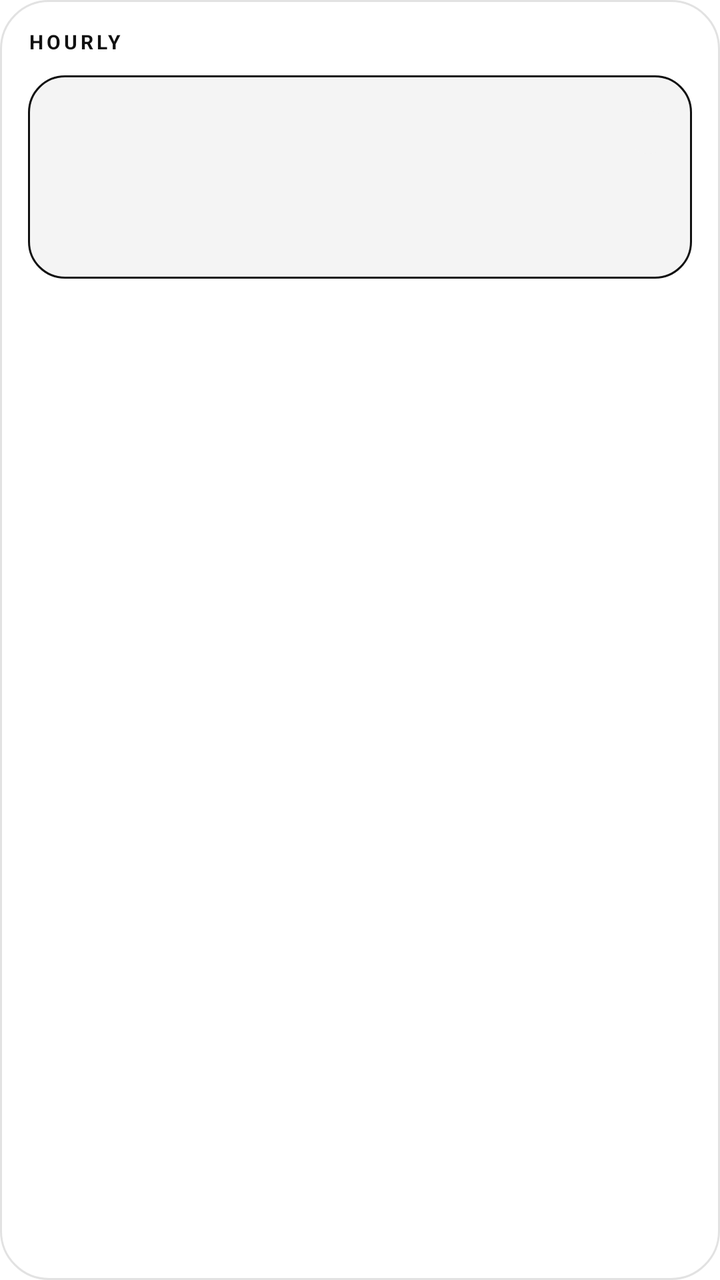
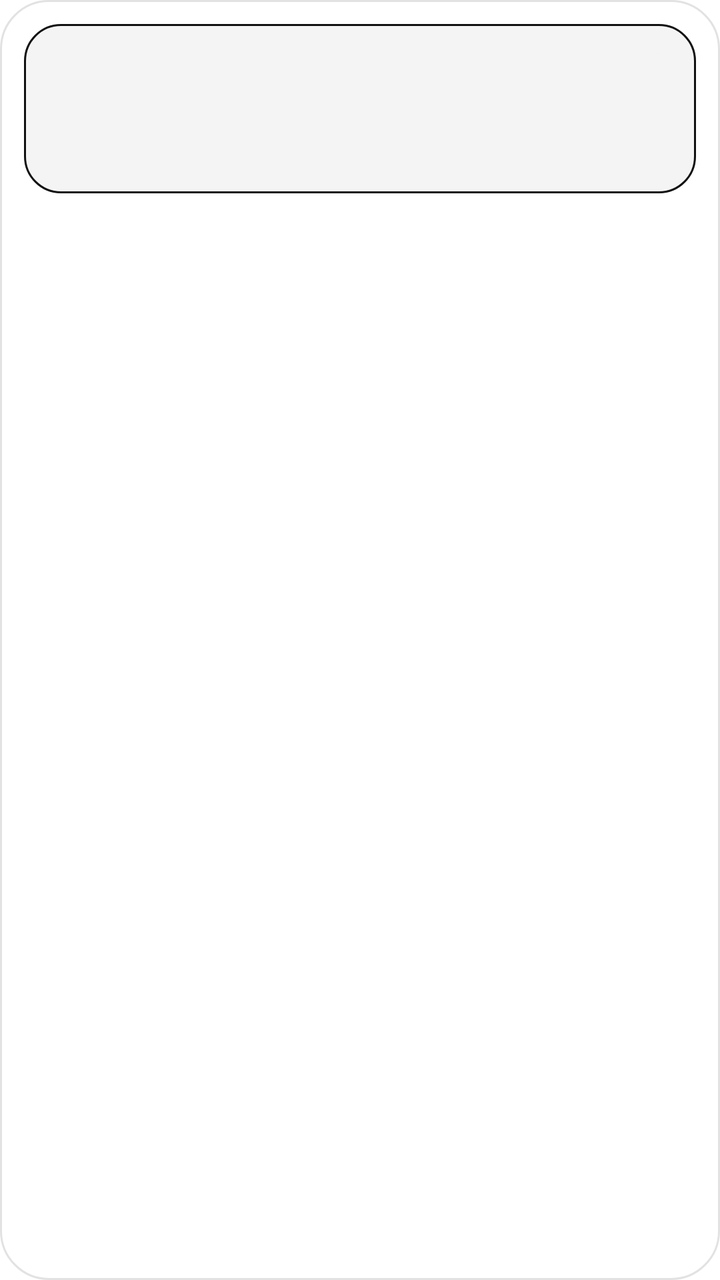

Screens rendered from an Android XML layout before and after an edit, with the pre-edit source and the edit as a unified diff.
<!-- AndroidManifest.xml: fallback theme Theme.MaterialComponents.DayNight.NoActionBar -->
<!-- res/layout/hourly_widget.xml -->
<?xml version="1.0" encoding="utf-8"?>
<LinearLayout xmlns:android="http://schemas.android.com/apk/res/android"
    android:layout_width="match_parent"
    android:layout_height="match_parent"
    android:background="@drawable/bg_widget"
    android:orientation="vertical"
    android:padding="14dp">

    <LinearLayout
        android:layout_width="match_parent"
        android:layout_height="wrap_content"
        android:gravity="center_vertical"
        android:orientation="horizontal">

        <TextView
            android:layout_width="0dp"
            android:layout_height="wrap_content"
            android:layout_weight="1"
            android:letterSpacing="0.16"
            android:text="@string/widget_brand"
            android:textColor="@color/widget_accent"
            android:textSize="10sp"
            android:textStyle="bold" />

        <TextView
            android:id="@+id/widget_day"
            android:layout_width="wrap_content"
            android:layout_height="wrap_content"
            android:letterSpacing="0.1"
            android:textColor="@color/widget_muted"
            android:textSize="10sp"
            android:textStyle="bold" />
    </LinearLayout>

    <LinearLayout
        android:id="@+id/hero_card"
        android:layout_width="match_parent"
        android:layout_height="wrap_content"
        android:layout_marginTop="10dp"
        android:background="@drawable/bg_widget_hero_active"
        android:orientation="vertical"
        android:paddingStart="14dp"
        android:paddingTop="12dp"
        android:paddingEnd="12dp"
        android:paddingBottom="12dp">

        <LinearLayout
            android:layout_width="match_parent"
            android:layout_height="wrap_content"
            android:gravity="center_vertical"
            android:orientation="horizontal">

            <TextView
                android:id="@+id/hero_time"
                android:layout_width="0dp"
                android:layout_height="wrap_content"
                android:layout_weight="1"
                android:fontFeatureSettings="tnum"
                android:includeFontPadding="false"
                android:letterSpacing="-0.02"
                android:textColor="@color/widget_text"
                android:textSize="28sp"
                android:textStyle="bold" />

            <TextView
                android:id="@+id/hero_chip"
                android:layout_width="wrap_content"
                android:layout_height="wrap_content"
                android:background="@drawable/bg_widget_chip_active"
                android:letterSpacing="0.1"
                android:paddingStart="10dp"
                android:paddingTop="4dp"
                android:paddingEnd="10dp"
                android:paddingBottom="4dp"
                android:textColor="@color/widget_active_text"
                android:textSize="10sp"
                android:textStyle="bold" />
        </LinearLayout>

        <TextView
            android:id="@+id/hero_text"
            android:layout_width="match_parent"
            android:layout_height="wrap_content"
            android:layout_marginTop="6dp"
            android:ellipsize="end"
            android:includeFontPadding="false"
            android:maxLines="2"
            android:textColor="@color/widget_text"
            android:textSize="17sp"
            android:textStyle="bold" />

        <TextView
            android:id="@+id/hero_meta"
            android:layout_width="match_parent"
            android:layout_height="wrap_content"
            android:layout_marginTop="6dp"
            android:ellipsize="end"
            android:includeFontPadding="false"
            android:maxLines="1"
            android:textColor="@color/widget_muted"
            android:textSize="11sp" />
    </LinearLayout>
</LinearLayout>
<!-- resources referenced by this layout -->
<resources>
  <color name="widget_accent">#111111</color>
  <color name="widget_active_text">#111111</color>
  <color name="widget_muted">#5A5A5A</color>
  <color name="widget_text">#111111</color>
  <!-- drawable bg_widget (drawable) -->
  <?xml version="1.0" encoding="utf-8"?>
  <shape xmlns:android="http://schemas.android.com/apk/res/android"
      android:shape="rectangle">
      <solid android:color="@color/widget_background" />
      <corners android:radius="24dp" />
      <stroke
          android:width="1dp"
          android:color="@color/widget_stroke" />
  </shape>
  <!-- drawable bg_widget_chip_active (drawable) -->
  <?xml version="1.0" encoding="utf-8"?>
  <shape xmlns:android="http://schemas.android.com/apk/res/android"
      android:shape="rectangle">
      <solid android:color="@color/widget_active_bg" />
      <corners android:radius="20dp" />
  </shape>
  <!-- drawable bg_widget_hero_active (drawable) -->
  <?xml version="1.0" encoding="utf-8"?>
  <shape xmlns:android="http://schemas.android.com/apk/res/android"
      android:shape="rectangle">
      <solid android:color="@color/widget_active_bg" />
      <corners android:radius="18dp" />
      <stroke
          android:width="1dp"
          android:color="@color/widget_active_stroke" />
  </shape>
  <string name="widget_brand">HOURLY</string>
  <color name="widget_background">#FFFFFF</color>
  <color name="widget_stroke">#E2E2E2</color>
  <color name="widget_active_bg">#F4F4F4</color>
  <color name="widget_active_stroke">#111111</color>
</resources>

<!-- the commit's change to res/layout/hourly_widget.xml (unified diff, before → after) -->
@@ -4,45 +4,18 @@
     android:layout_height="match_parent"
     android:background="@drawable/bg_widget"
     android:orientation="vertical"
-    android:padding="14dp">
-
-    <LinearLayout
-        android:layout_width="match_parent"
-        android:layout_height="wrap_content"
-        android:gravity="center_vertical"
-        android:orientation="horizontal">
-
-        <TextView
-            android:layout_width="0dp"
-            android:layout_height="wrap_content"
-            android:layout_weight="1"
-            android:letterSpacing="0.16"
-            android:text="@string/widget_brand"
-            android:textColor="@color/widget_accent"
-            android:textSize="10sp"
-            android:textStyle="bold" />
-
-        <TextView
-            android:id="@+id/widget_day"
-            android:layout_width="wrap_content"
-            android:layout_height="wrap_content"
-            android:letterSpacing="0.1"
-            android:textColor="@color/widget_muted"
-            android:textSize="10sp"
-            android:textStyle="bold" />
-    </LinearLayout>
+    android:padding="12dp">
 
     <LinearLayout
         android:id="@+id/hero_card"
         android:layout_width="match_parent"
         android:layout_height="wrap_content"
-        android:layout_marginTop="10dp"
         android:background="@drawable/bg_widget_hero_active"
         android:orientation="vertical"
-        android:paddingStart="14dp"
-        android:paddingTop="12dp"
-        android:paddingEnd="12dp"
-        android:paddingBottom="12dp">
+        android:paddingStart="12dp"
+        android:paddingTop="10dp"
+        android:paddingEnd="10dp"
+        android:paddingBottom="10dp">
 
         <LinearLayout
             android:layout_width="match_parent"
@@ -59,7 +32,7 @@
                 android:includeFontPadding="false"
                 android:letterSpacing="-0.02"
                 android:textColor="@color/widget_text"
-                android:textSize="28sp"
+                android:textSize="24sp"
                 android:textStyle="bold" />
 
             <TextView
@@ -68,12 +41,12 @@
                 android:layout_height="wrap_content"
                 android:background="@drawable/bg_widget_chip_active"
                 android:letterSpacing="0.1"
-                android:paddingStart="10dp"
-                android:paddingTop="4dp"
-                android:paddingEnd="10dp"
-                android:paddingBottom="4dp"
+                android:paddingStart="9dp"
+                android:paddingTop="3dp"
+                android:paddingEnd="9dp"
+                android:paddingBottom="3dp"
                 android:textColor="@color/widget_active_text"
-                android:textSize="10sp"
+                android:textSize="9.5sp"
                 android:textStyle="bold" />
         </LinearLayout>
 
@@ -81,23 +54,30 @@
             android:id="@+id/hero_text"
             android:layout_width="match_parent"
             android:layout_height="wrap_content"
-            android:layout_marginTop="6dp"
+            android:layout_marginTop="3dp"
             android:ellipsize="end"
             android:includeFontPadding="false"
-            android:maxLines="2"
+            android:maxLines="1"
             android:textColor="@color/widget_text"
-            android:textSize="17sp"
+            android:textSize="15sp"
             android:textStyle="bold" />
 
         <TextView
             android:id="@+id/hero_meta"
             android:layout_width="match_parent"
             android:layout_height="wrap_content"
-            android:layout_marginTop="6dp"
+            android:layout_marginTop="3dp"
             android:ellipsize="end"
             android:includeFontPadding="false"
             android:maxLines="1"
             android:textColor="@color/widget_muted"
-            android:textSize="11sp" />
+            android:textSize="10.5sp" />
     </LinearLayout>
+
+    <LinearLayout
+        android:id="@+id/widget_rows"
+        android:layout_width="match_parent"
+        android:layout_height="wrap_content"
+        android:layout_marginTop="6dp"
+        android:orientation="vertical" />
 </LinearLayout>
<!-- resource entries referenced after the edit -->
@@ -1,6 +1,5 @@
 <!-- resources referenced by this layout -->
 <resources>
-  <color name="widget_accent">#111111</color>
   <color name="widget_active_text">#111111</color>
   <color name="widget_muted">#5A5A5A</color>
   <color name="widget_text">#111111</color>
@@ -31,7 +30,6 @@
           android:width="1dp"
           android:color="@color/widget_active_stroke" />
   </shape>
-  <string name="widget_brand">HOURLY</string>
   <color name="widget_background">#FFFFFF</color>
   <color name="widget_stroke">#E2E2E2</color>
   <color name="widget_active_bg">#F4F4F4</color>
